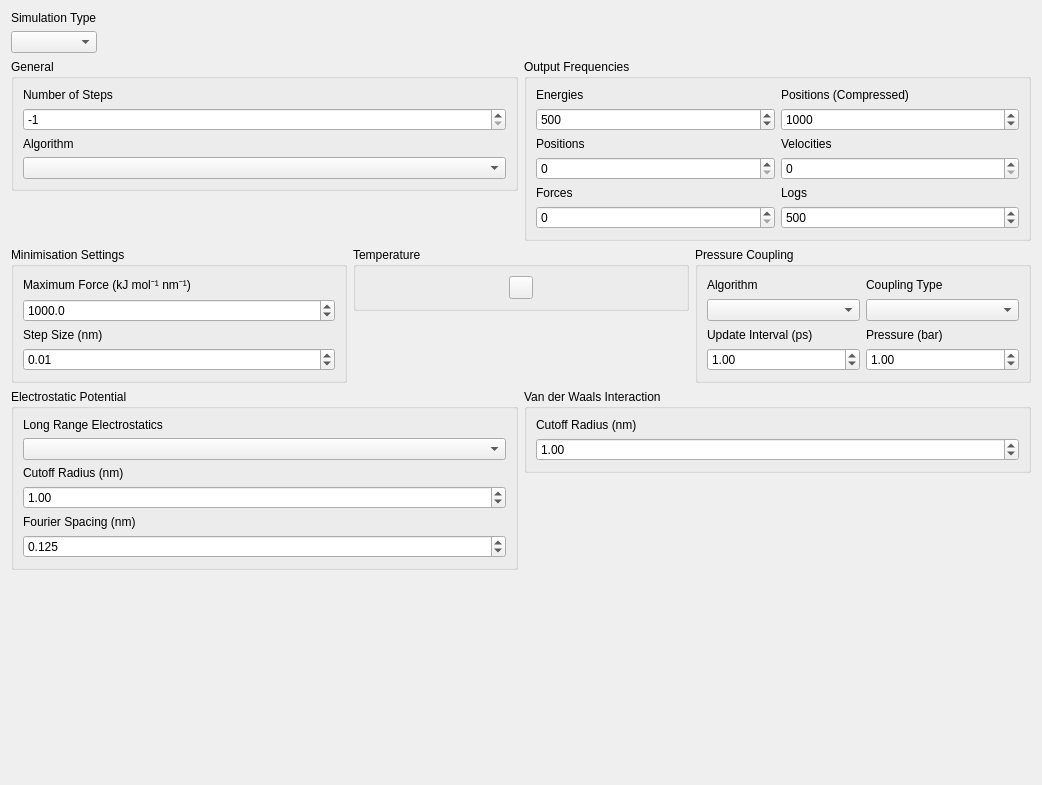
This is ui/simulationsetupform.ui in breuerss/gromacs-ui as Qt 5 draws it before an edit. The edited form follows.
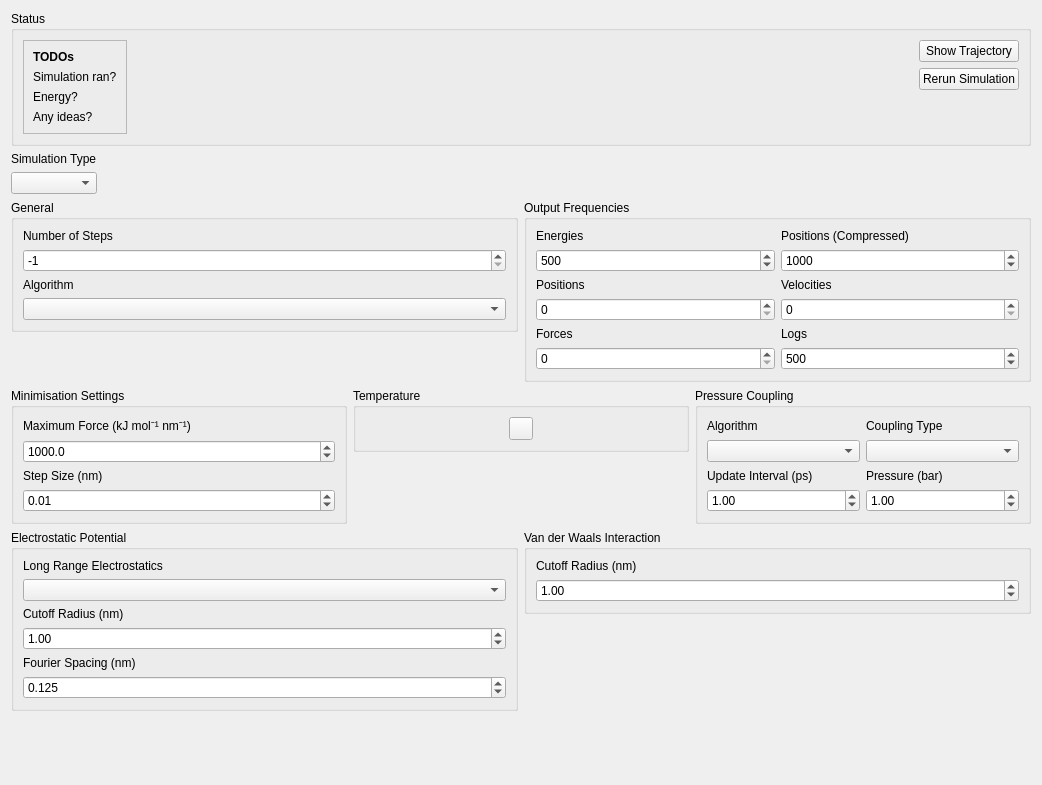
This is the edited form. Icons and pictures are not drawn.

Commit message: feature: improve user interface layout

```diff
--- a/ui/simulationsetupform.ui
+++ b/ui/simulationsetupform.ui
@@ -14,6 +14,111 @@
    <string>Form</string>
   </property>
   <layout class="QVBoxLayout" name="verticalLayout_21">
+   <item alignment="Qt::AlignTop">
+    <widget class="QGroupBox" name="groupBox">
+     <property name="title">
+      <string>Status</string>
+     </property>
+     <layout class="QHBoxLayout" name="horizontalLayout_6">
+      <item>
+       <widget class="QFrame" name="frame">
+        <property name="frameShape">
+         <enum>QFrame::StyledPanel</enum>
+        </property>
+        <property name="frameShadow">
+         <enum>QFrame::Raised</enum>
+        </property>
+        <layout class="QVBoxLayout" name="verticalLayout_27">
+         <item>
+          <widget class="QLabel" name="label">
+           <property name="font">
+            <font>
+             <weight>75</weight>
+             <bold>true</bold>
+            </font>
+           </property>
+           <property name="text">
+            <string>TODOs</string>
+           </property>
+          </widget>
+         </item>
+         <item>
+          <widget class="QLabel" name="label_2">
+           <property name="text">
+            <string>Simulation ran?</string>
+           </property>
+          </widget>
+         </item>
+         <item>
+          <widget class="QLabel" name="label_3">
+           <property name="text">
+            <string>Energy?</string>
+           </property>
+          </widget>
+         </item>
+         <item>
+          <widget class="QLabel" name="label_4">
+           <property name="text">
+            <string>Any ideas?</string>
+           </property>
+          </widget>
+         </item>
+        </layout>
+       </widget>
+      </item>
+      <item>
+       <spacer name="horizontalSpacer_2">
+        <property name="orientation">
+         <enum>Qt::Horizontal</enum>
+        </property>
+        <property name="sizeHint" stdset="0">
+         <size>
+          <width>714</width>
+          <height>20</height>
+         </size>
+        </property>
+       </spacer>
+      </item>
+      <item>
+       <layout class="QVBoxLayout" name="verticalLayout_26">
+        <item alignment="Qt::AlignTop">
+         <widget class="QPushButton" name="pushButton">
+          <property name="text">
+           <string>Show Trajectory</string>
+          </property>
+          <property name="icon">
+           <iconset theme="display"/>
+          </property>
+         </widget>
+        </item>
+        <item alignment="Qt::AlignTop">
+         <widget class="QPushButton" name="pushButton_2">
+          <property name="text">
+           <string>Rerun Simulation</string>
+          </property>
+          <property name="icon">
+           <iconset theme="reload"/>
+          </property>
+         </widget>
+        </item>
+        <item>
+         <spacer name="verticalSpacer_2">
+          <property name="orientation">
+           <enum>Qt::Vertical</enum>
+          </property>
+          <property name="sizeHint" stdset="0">
+           <size>
+            <width>20</width>
+            <height>40</height>
+           </size>
+          </property>
+         </spacer>
+        </item>
+       </layout>
+      </item>
+     </layout>
+    </widget>
+   </item>
    <item>
     <layout class="QHBoxLayout" name="horizontalLayout_3">
      <item>
```
The commit also changes 2 other files.
